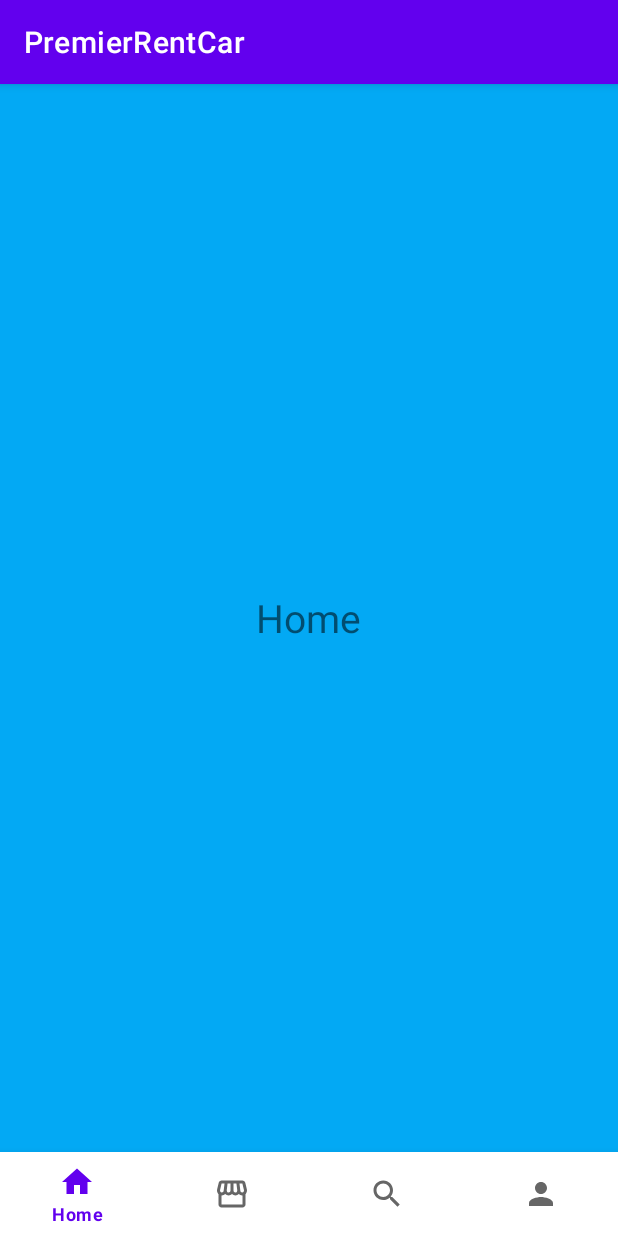
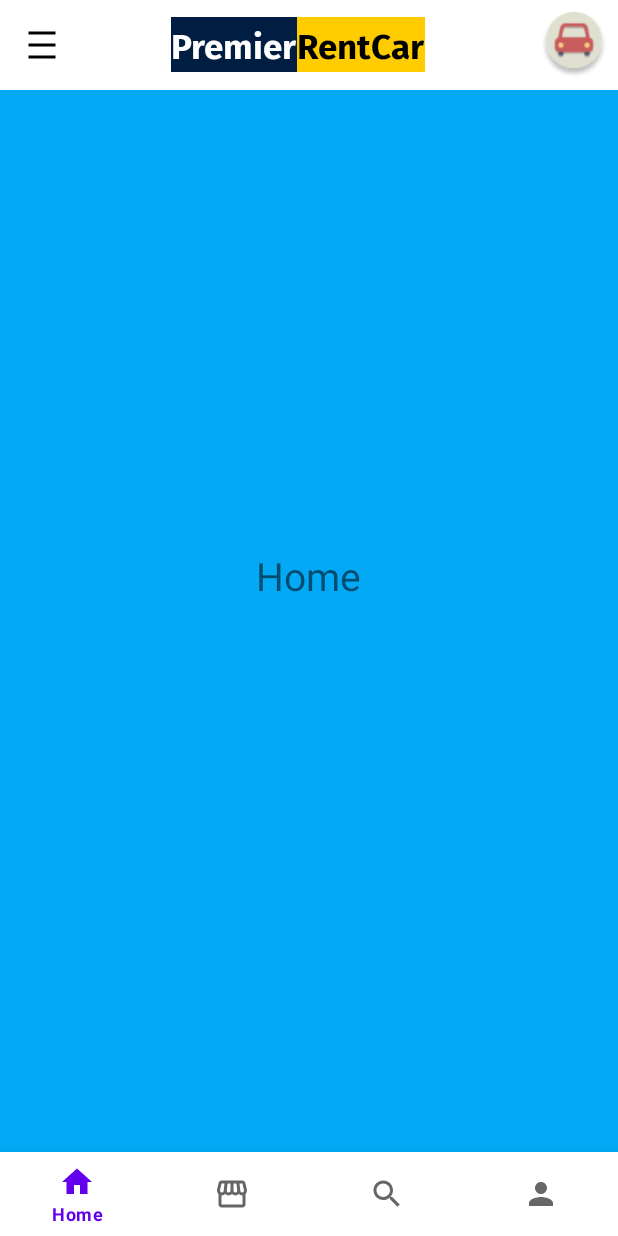
Before and after one commit to mosheFuks/TP3-Trabajo-Practico, an Android app: the screen it shows after launch (MainActivity), on a phone screen of 412 x 824 dp. Run offline under Robolectric (Android 15) with nearby library versions, the phone set to English and light mode, and no system bars; our stand-ins replace navigation-ui.

Commit message:
Se agrego font, iconos, y el toolbar al fragment home

```diff
--- /dev/null
+++ b/app/src/main/res/drawable/baseline_density_medium_24.xml
@@ -0,0 +1,7 @@
+<vector android:height="24dp" android:tint="#000000"
+    android:viewportHeight="24" android:viewportWidth="24"
+    android:width="24dp" xmlns:android="http://schemas.android.com/apk/res/android">
+    <path android:fillColor="@android:color/white" android:pathData="M3,3h18v2h-18z"/>
+    <path android:fillColor="@android:color/white" android:pathData="M3,19h18v2h-18z"/>
+    <path android:fillColor="@android:color/white" android:pathData="M3,11h18v2h-18z"/>
+</vector>
--- a/app/src/main/res/layout/fragment_home.xml
+++ b/app/src/main/res/layout/fragment_home.xml
@@ -3,8 +3,49 @@
     xmlns:tools="http://schemas.android.com/tools"
     android:layout_width="match_parent"
     android:layout_height="match_parent"
+    xmlns:app="http://schemas.android.com/apk/res-auto"
     android:background="#03A9F4"
     tools:context=".fragment_home">
+
+    <androidx.appcompat.widget.Toolbar
+        android:id="@+id/toolbar"
+        android:layout_width="match_parent"
+        android:layout_height="60dp"
+        android:background="#FFFFFF"
+        app:titleMarginStart="90dp">
+
+        <ImageView
+            android:id="@+id/menu_slider"
+            android:layout_width="wrap_content"
+            android:layout_height="wrap_content"
+            android:src="@drawable/baseline_density_medium_24" />
+
+        <TextView
+            android:layout_width="wrap_content"
+            android:layout_height="wrap_content"
+            android:layout_marginLeft="90dp"
+            android:text="Premier"
+            android:fontFamily="@font/firasans_bold"
+            android:textSize="23dp"
+            android:textColor="@color/white"
+            android:background="#001D42"/>
+
+        <TextView
+            android:layout_width="wrap_content"
+            android:layout_height="wrap_content"
+            android:text="RentCar"
+            android:fontFamily="@font/firasans_bold"
+            android:textSize="23dp"
+            android:textColor="@color/black"
+            android:background="#FFCC00"/>
+
+        <ImageView
+            android:layout_width="44dp"
+            android:layout_height="44dp"
+            android:src="@drawable/avatar_car"
+            android:layout_marginLeft="77dp" />
+
+    </androidx.appcompat.widget.Toolbar>
 
     <!-- TODO: Update blank fragment layout -->
     <TextView
--- /dev/null
+++ b/app/src/main/res/menu/menu_toolbar.xml
@@ -0,0 +1,12 @@
+<?xml version="1.0" encoding="utf-8"?>
+<menu xmlns:android="http://schemas.android.com/apk/res/android"
+    xmlns:app="http://schemas.android.com/apk/res-auto">
+
+    <item
+        android:id="@+id/car"
+        android:title="Carrito"
+        android:icon="@drawable/avatar_car"
+        app:showAsAction="always"
+        />
+
+</menu>
--- a/app/src/main/res/values/themes.xml
+++ b/app/src/main/res/values/themes.xml
@@ -1,9 +1,9 @@
 <resources xmlns:tools="http://schemas.android.com/tools">
     <!-- Base application theme. -->
-    <style name="Theme.TrabajoPractico" parent="Theme.MaterialComponents.DayNight.DarkActionBar">
+    <style name="Theme.TrabajoPractico" parent="Theme.MaterialComponents.DayNight.NoActionBar">
         <!-- Primary brand color. -->
         <item name="colorPrimary">@color/purple_500</item>
-        <item name="colorPrimaryVariant">@color/purple_700</item>
+        <item name="colorPrimaryVariant">@color/white</item>
         <item name="colorOnPrimary">@color/white</item>
         <!-- Secondary brand color. -->
         <item name="colorSecondary">@color/teal_200</item>
```
Also changed, not shown: app/src/main/res/drawable/avatar_car.png (added), app/src/main/res/font/firasans_bold.ttf (added).
